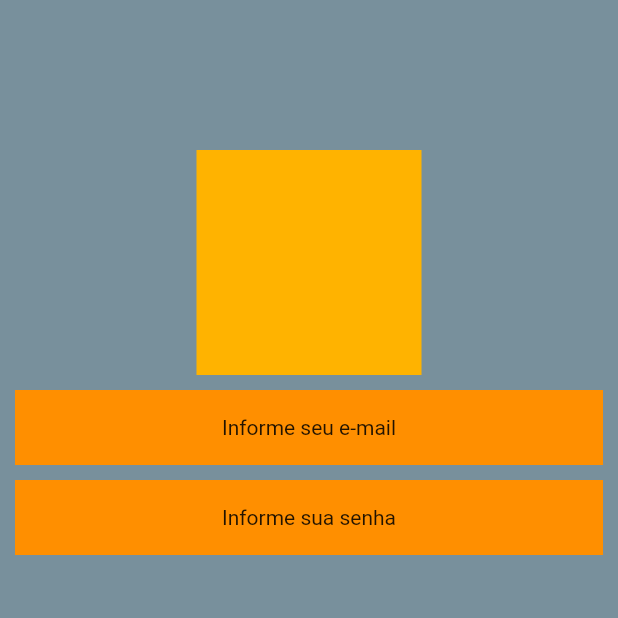
After one commit to torressg/LearningFlutter, a Flutter app: the screen it shows after launch, on a phone screen of 412 x 824 dp, the top half of it. The commit adds this screen. Run offline on Flutter 3.47's test engine with Material 2 defaults, Android fonts, the phone set to English and light mode, and no system bars; our stand-ins replace google_fonts.

Commit message:
Login Page w containers

```diff
--- a/lib/main.dart
+++ b/lib/main.dart
@@ -1,4 +1,5 @@
 import 'package:flutter/material.dart';
+import 'package:learning_flutter/pages/login_page.dart';
 
 import 'pages/home_page.dart';
 
@@ -13,7 +14,7 @@ class MyApp extends StatelessWidget {
   Widget build(BuildContext context) {
     return MaterialApp(
       theme: ThemeData(primarySwatch: Colors.red),
-      home: const HomePage(),
+      home: const LoginPage(),
     );
   }
 }
--- /dev/null
+++ b/lib/pages/login_page.dart
@@ -0,0 +1,49 @@
+import 'package:flutter/material.dart';
+
+class LoginPage extends StatefulWidget {
+  const LoginPage({super.key});
+
+  @override
+  State<LoginPage> createState() => _LoginPageState();
+}
+
+class _LoginPageState extends State<LoginPage> {
+  @override
+  Widget build(BuildContext context) {
+    return SafeArea(
+      child: Scaffold(
+        backgroundColor: Colors.blueGrey[400],
+        body: SizedBox(
+          width: double.infinity,
+          child: Column(
+            crossAxisAlignment: CrossAxisAlignment.center,
+            children: [
+              const SizedBox(
+                height: 100,
+              ),
+              Container(
+                width: 150,
+                height: 150,
+                color: Colors.amber[600],
+              ),
+              Container(
+                margin: EdgeInsets.symmetric(horizontal: 10, vertical: 10),
+                color: Colors.amber[800],
+                alignment: Alignment.center,
+                height: 50,
+                child: const Text("Informe seu e-mail"),
+              ),
+              Container(
+                margin: EdgeInsets.symmetric(horizontal: 10),
+                color: Colors.amber[800],
+                alignment: Alignment.center,
+                height: 50,
+                child: const Text("Informe sua senha"),
+              )
+            ],
+          ),
+        ),
+      ),
+    );
+  }
+}
```
